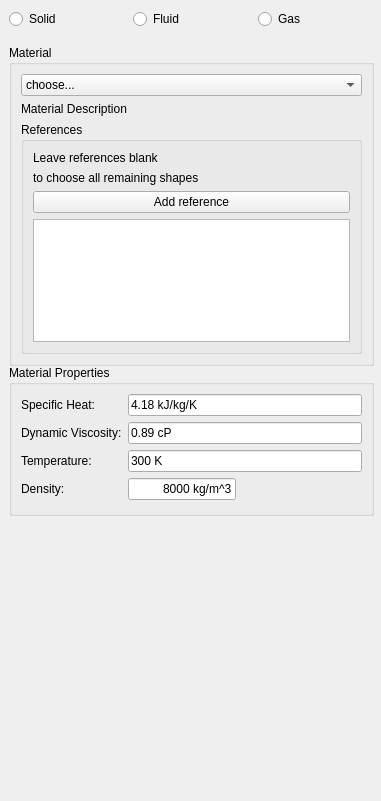
makkemal/FreeCAD, file src/Mod/Fem/TaskPanelFemMaterial.ui: the form before one commit.
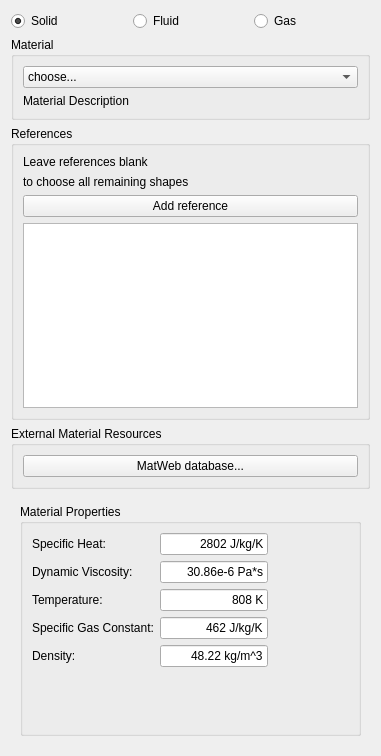
The form after the commit. The open tabs and pages were chosen to show the change. Custom widgets are drawn as their Qt base class.

Commit message: FEM: Changes and updates to materials UI and its python file. Still need to add features to save changes mad to properties in the gas and fluid input fields.

The edit to the form file:
```diff
--- a/src/Mod/Fem/TaskPanelFemMaterial.ui
+++ b/src/Mod/Fem/TaskPanelFemMaterial.ui
@@ -7,29 +7,23 @@
     <x>0</x>
     <y>0</y>
     <width>381</width>
-    <height>801</height>
+    <height>756</height>
    </rect>
   </property>
   <property name="windowTitle">
    <string>FEM material</string>
   </property>
-  <widget class="QWidget" name="">
-   <property name="geometry">
-    <rect>
-     <x>9</x>
-     <y>9</y>
-     <width>367</width>
-     <height>774</height>
-    </rect>
-   </property>
    <layout class="QVBoxLayout" name="verticalLayout">
     <item>
-     <layout class="QHBoxLayout" name="horizontalLayout">
+    <layout class="QHBoxLayout" name="horizontalLayout_4">
       <item>
        <widget class="QRadioButton" name="rb_solid">
         <property name="text">
          <string>Solid</string>
         </property>
+       <property name="checked">
+        <bool>true</bool>
+       </property>
        </widget>
       </item>
       <item>
@@ -49,20 +43,7 @@
      </layout>
     </item>
     <item>
-     <widget class="QStackedWidget" name="stackedWidget">
-      <property name="currentIndex">
-       <number>1</number>
-      </property>
-      <widget class="QWidget" name="page_3">
        <widget class="QGroupBox" name="GroupQuantities_2">
-        <property name="geometry">
-         <rect>
-          <x>0</x>
-          <y>10</y>
-          <width>365</width>
-          <height>321</height>
-         </rect>
-        </property>
         <property name="maximumSize">
          <size>
           <width>16777215</width>
@@ -92,6 +73,9 @@
            </property>
           </widget>
          </item>
+     </layout>
+    </widget>
+   </item>
          <item>
           <widget class="QGroupBox" name="groupBox_1">
            <property name="title">
@@ -128,17 +112,37 @@
            </layout>
           </widget>
          </item>
-        </layout>
-       </widget>
+   <item>
+    <widget class="QGroupBox" name="GroupQuantities_3">
+     <property name="maximumSize">
+      <size>
+       <width>16777215</width>
+       <height>1677215</height>
+      </size>
+     </property>
+     <property name="title">
+      <string>External Material Resources</string>
+     </property>
+     <layout class="QVBoxLayout" name="verticalLayout_6">
+      <item>
+       <widget class="QPushButton" name="pushButton_MatWeb">
+        <property name="text">
+         <string>MatWeb database...</string>
+        </property>
+       </widget>
+      </item>
+     </layout>
+    </widget>
+   </item>
+   <item>
+    <widget class="QStackedWidget" name="sw_material_type">
+     <property name="currentIndex">
+      <number>0</number>
+     </property>
+     <widget class="QWidget" name="page">
+      <layout class="QVBoxLayout" name="verticalLayout_3">
+       <item>
        <widget class="QGroupBox" name="GroupQuantities_4">
-        <property name="geometry">
-         <rect>
-          <x>0</x>
-          <y>330</y>
-          <width>365</width>
-          <height>131</height>
-         </rect>
-        </property>
         <property name="maximumSize">
          <size>
           <width>16777215</width>
@@ -239,7 +243,7 @@
            <item row="2" column="0">
             <widget class="QLabel" name="label_8">
              <property name="text">
-              <string>Density:</string>
+               <string>Density</string>
              </property>
             </widget>
            </item>
@@ -284,15 +288,9 @@
          </item>
         </layout>
        </widget>
+       </item>
+       <item>
        <widget class="QGroupBox" name="GroupQuantities_5">
-        <property name="geometry">
-         <rect>
-          <x>0</x>
-          <y>500</y>
-          <width>365</width>
-          <height>131</height>
-         </rect>
-        </property>
         <property name="maximumSize">
          <size>
           <width>16777215</width>
@@ -308,13 +306,6 @@
            <property name="fieldGrowthPolicy">
             <enum>QFormLayout::AllNonFixedFieldsGrow</enum>
            </property>
-           <item row="0" column="0">
-            <widget class="QLabel" name="label_12">
-             <property name="text">
-              <string>Thermal Conductivity:</string>
-             </property>
-            </widget>
-           </item>
            <item row="1" column="0">
             <widget class="QLabel" name="label_13">
              <property name="text">
@@ -440,142 +431,35 @@
              </property>
             </widget>
            </item>
-          </layout>
-         </item>
-        </layout>
-       </widget>
-       <widget class="QGroupBox" name="GroupQuantities_3">
-        <property name="geometry">
-         <rect>
-          <x>0</x>
-          <y>660</y>
-          <width>365</width>
-          <height>63</height>
-         </rect>
-        </property>
-        <property name="maximumSize">
-         <size>
-          <width>16777215</width>
-          <height>1677215</height>
-         </size>
-        </property>
-        <property name="title">
-         <string>External material resources</string>
-        </property>
-        <layout class="QVBoxLayout" name="verticalLayout_6">
-         <item>
-          <widget class="QPushButton" name="pushButton_MatWeb">
+            <item row="0" column="0">
+             <widget class="QLabel" name="label_12">
            <property name="text">
-            <string>MatWeb database...</string>
+               <string>Thermal Conductivity:</string>
            </property>
           </widget>
          </item>
         </layout>
-       </widget>
-      </widget>
-      <widget class="QWidget" name="page_5">
-       <widget class="QGroupBox" name="GroupQuantities_6">
-        <property name="geometry">
-         <rect>
-          <x>0</x>
-          <y>10</y>
-          <width>365</width>
-          <height>321</height>
-         </rect>
-        </property>
-        <property name="maximumSize">
-         <size>
-          <width>16777215</width>
-          <height>1677215</height>
-         </size>
-        </property>
-        <property name="title">
-         <string>Material</string>
-        </property>
-        <layout class="QVBoxLayout" name="verticalLayout_9">
-         <item>
-          <widget class="QComboBox" name="cb_materials_2">
-           <item>
-            <property name="text">
-             <string>choose...</string>
-            </property>
-           </item>
-          </widget>
-         </item>
-         <item>
-          <widget class="QLabel" name="l_mat_description_2">
-           <property name="text">
-            <string>Material Description</string>
-           </property>
-           <property name="wordWrap">
-            <bool>true</bool>
-           </property>
-          </widget>
-         </item>
-         <item>
-          <widget class="QGroupBox" name="groupBox_2">
-           <property name="title">
-            <string>References</string>
-           </property>
-           <layout class="QVBoxLayout" name="verticalLayout_3">
-            <item>
-             <widget class="QLabel" name="l_label_text_3">
-              <property name="text">
-               <string>Leave references blank </string>
-              </property>
-             </widget>
-            </item>
-            <item>
-             <widget class="QLabel" name="l_label_text_4">
-              <property name="text">
-               <string>to choose all remaining shapes</string>
-              </property>
-              <property name="wordWrap">
-               <bool>true</bool>
-              </property>
-             </widget>
-            </item>
-            <item>
-             <widget class="QPushButton" name="pushButton_Reference_2">
-              <property name="text">
-               <string>Add reference</string>
-              </property>
-             </widget>
-            </item>
-            <item>
-             <widget class="QListWidget" name="list_References_2"/>
-            </item>
+          </item>
            </layout>
           </widget>
          </item>
         </layout>
        </widget>
-       <widget class="QGroupBox" name="GroupQuantities_7">
-        <property name="geometry">
-         <rect>
-          <x>0</x>
-          <y>330</y>
-          <width>365</width>
-          <height>151</height>
-         </rect>
-        </property>
-        <property name="maximumSize">
-         <size>
-          <width>16777215</width>
-          <height>1677215</height>
-         </size>
-        </property>
+     <widget class="QWidget" name="page_2">
+      <layout class="QHBoxLayout" name="horizontalLayout_2">
+       <item>
+        <widget class="QGroupBox" name="groupBox">
         <property name="title">
          <string>Material Properties</string>
         </property>
-        <layout class="QVBoxLayout" name="verticalLayout_10">
+         <layout class="QHBoxLayout" name="horizontalLayout_3">
          <item>
           <layout class="QFormLayout" name="formLayout_2">
            <property name="fieldGrowthPolicy">
             <enum>QFormLayout::AllNonFixedFieldsGrow</enum>
            </property>
            <item row="0" column="0">
-            <widget class="QLabel" name="specificHeatLabel">
+             <widget class="QLabel" name="label">
              <property name="text">
               <string>Specific Heat:</string>
              </property>
@@ -583,16 +467,22 @@
            </item>
            <item row="0" column="1">
             <widget class="Gui::InputField" name="input_fd_specific_heat_fluid">
+              <property name="sizePolicy">
+               <sizepolicy hsizetype="Fixed" vsizetype="Fixed">
+                <horstretch>0</horstretch>
+                <verstretch>0</verstretch>
+               </sizepolicy>
+              </property>
              <property name="text">
               <string>4.18 kJ/kg/K</string>
              </property>
-             <property name="Unit" stdset="0">
-              <string>kJ/kg/K</string>
+              <property name="alignment">
+               <set>Qt::AlignRight|Qt::AlignTrailing|Qt::AlignVCenter</set>
              </property>
             </widget>
            </item>
            <item row="1" column="0">
-            <widget class="QLabel" name="dynamicViscosityLabel">
+             <widget class="QLabel" name="label_2">
              <property name="text">
               <string>Dynamic Viscosity:</string>
              </property>
@@ -600,57 +490,22 @@
            </item>
            <item row="1" column="1">
             <widget class="Gui::InputField" name="input_fd_viscosity_fluid">
-             <property name="text">
-              <string>0.89 cP</string>
-             </property>
-            </widget>
-           </item>
-           <item row="3" column="0">
-            <widget class="QLabel" name="DensityLabel">
-             <property name="text">
-              <string>Density:</string>
-             </property>
-            </widget>
-           </item>
-           <item row="3" column="1">
-            <widget class="Gui::InputField" name="input_fd_density_fluid">
              <property name="sizePolicy">
               <sizepolicy hsizetype="Fixed" vsizetype="Fixed">
                <horstretch>0</horstretch>
                <verstretch>0</verstretch>
               </sizepolicy>
              </property>
-             <property name="minimumSize">
-              <size>
-               <width>80</width>
-               <height>20</height>
-              </size>
-             </property>
              <property name="text">
-              <string>8000 kg/m^3</string>
+               <string>890e-6 Pa*s</string>
              </property>
              <property name="alignment">
               <set>Qt::AlignRight|Qt::AlignTrailing|Qt::AlignVCenter</set>
              </property>
-             <property name="singleStep" stdset="0">
-              <double>2.000000000000000</double>
-             </property>
-             <property name="maximum" stdset="0">
-              <double>2000000000.000000000000000</double>
-             </property>
-             <property name="unit" stdset="0">
-              <string notr="true">kg/m^3</string>
-             </property>
-             <property name="decimals" stdset="0">
-              <number>3</number>
-             </property>
-             <property name="value" stdset="0">
-              <double>0.000000000000000</double>
-             </property>
             </widget>
            </item>
            <item row="2" column="0">
-            <widget class="QLabel" name="temperatureLabel">
+             <widget class="QLabel" name="label_3">
              <property name="text">
               <string>Temperature:</string>
              </property>
@@ -658,119 +513,65 @@
            </item>
            <item row="2" column="1">
             <widget class="Gui::InputField" name="input_fd_temp_fluid">
+              <property name="sizePolicy">
+               <sizepolicy hsizetype="Fixed" vsizetype="Fixed">
+                <horstretch>0</horstretch>
+                <verstretch>0</verstretch>
+               </sizepolicy>
+              </property>
              <property name="text">
               <string>300 K</string>
              </property>
-            </widget>
-           </item>
-          </layout>
-         </item>
-        </layout>
-       </widget>
-      </widget>
-      <widget class="QWidget" name="page_4">
-       <widget class="QGroupBox" name="GroupQuantities_9">
-        <property name="geometry">
-         <rect>
-          <x>0</x>
-          <y>10</y>
-          <width>365</width>
-          <height>321</height>
-         </rect>
-        </property>
-        <property name="maximumSize">
-         <size>
-          <width>16777215</width>
-          <height>1677215</height>
-         </size>
-        </property>
-        <property name="title">
-         <string>Material</string>
-        </property>
-        <layout class="QVBoxLayout" name="verticalLayout_12">
-         <item>
-          <widget class="QComboBox" name="cb_materials_3">
-           <item>
-            <property name="text">
-             <string>choose...</string>
-            </property>
-           </item>
-          </widget>
-         </item>
-         <item>
-          <widget class="QLabel" name="l_mat_description_3">
+              <property name="alignment">
+               <set>Qt::AlignRight|Qt::AlignTrailing|Qt::AlignVCenter</set>
+              </property>
+             </widget>
+            </item>
+            <item row="3" column="0">
+             <widget class="QLabel" name="label_4">
            <property name="text">
-            <string>Material Description</string>
-           </property>
-           <property name="wordWrap">
-            <bool>true</bool>
-           </property>
-          </widget>
-         </item>
-         <item>
-          <widget class="QGroupBox" name="groupBox_3">
-           <property name="title">
-            <string>References</string>
-           </property>
-           <layout class="QVBoxLayout" name="verticalLayout_4">
-            <item>
-             <widget class="QLabel" name="l_label_text_5">
+               <string>Density:</string>
+              </property>
+             </widget>
+            </item>
+            <item row="3" column="1">
+             <widget class="Gui::InputField" name="input_fd_density_fluid">
+              <property name="sizePolicy">
+               <sizepolicy hsizetype="Fixed" vsizetype="Fixed">
+                <horstretch>0</horstretch>
+                <verstretch>0</verstretch>
+               </sizepolicy>
+              </property>
               <property name="text">
-               <string>Leave references blank </string>
+               <string>996 kg/m^3</string>
               </property>
-             </widget>
-            </item>
-            <item>
-             <widget class="QLabel" name="l_label_text_6">
-              <property name="text">
-               <string>to choose all remaining shapes</string>
+              <property name="alignment">
+               <set>Qt::AlignRight|Qt::AlignTrailing|Qt::AlignVCenter</set>
               </property>
-              <property name="wordWrap">
-               <bool>true</bool>
-              </property>
              </widget>
             </item>
-            <item>
-             <widget class="QPushButton" name="pushButton_Reference_3">
-              <property name="text">
-               <string>Add reference</string>
-              </property>
-             </widget>
-            </item>
-            <item>
-             <widget class="QListWidget" name="list_References_3"/>
-            </item>
+           </layout>
+          </item>
            </layout>
           </widget>
          </item>
         </layout>
        </widget>
-       <widget class="QGroupBox" name="GroupQuantities_8">
-        <property name="geometry">
-         <rect>
-          <x>0</x>
-          <y>330</y>
-          <width>365</width>
-          <height>181</height>
-         </rect>
-        </property>
-        <property name="maximumSize">
-         <size>
-          <width>16777215</width>
-          <height>1677215</height>
-         </size>
-        </property>
+     <widget class="QWidget" name="page_3">
+      <layout class="QHBoxLayout" name="horizontalLayout">
+       <item>
+        <widget class="QGroupBox" name="groupBox_2">
         <property name="title">
          <string>Material Properties</string>
         </property>
-        <layout class="QVBoxLayout" name="verticalLayout_11">
+         <layout class="QVBoxLayout" name="verticalLayout_9">
          <item>
           <layout class="QFormLayout" name="formLayout_4">
            <property name="fieldGrowthPolicy">
             <enum>QFormLayout::AllNonFixedFieldsGrow</enum>
            </property>
            <item row="0" column="0">
-            <widget class="QLabel" name="specificHeatLabel_2">
+             <widget class="QLabel" name="label_5">
              <property name="text">
               <string>Specific Heat:</string>
              </property>
@@ -778,13 +579,22 @@
            </item>
            <item row="0" column="1">
             <widget class="Gui::InputField" name="input_fd_specific_heat_gas">
+              <property name="sizePolicy">
+               <sizepolicy hsizetype="Fixed" vsizetype="Fixed">
+                <horstretch>0</horstretch>
+                <verstretch>0</verstretch>
+               </sizepolicy>
+              </property>
              <property name="text">
               <string>2802 J/kg/K</string>
              </property>
+              <property name="alignment">
+               <set>Qt::AlignRight|Qt::AlignTrailing|Qt::AlignVCenter</set>
+              </property>
             </widget>
            </item>
            <item row="1" column="0">
-            <widget class="QLabel" name="dynamicViscosityLabel_2">
+             <widget class="QLabel" name="label_9">
              <property name="text">
               <string>Dynamic Viscosity:</string>
              </property>
@@ -792,57 +602,22 @@
            </item>
            <item row="1" column="1">
             <widget class="Gui::InputField" name="input_fd_viscosity_gas">
-             <property name="text">
-              <string>0.0308626 cP</string>
-             </property>
-            </widget>
-           </item>
-           <item row="4" column="0">
-            <widget class="QLabel" name="DensityLabel_2">
-             <property name="text">
-              <string>Density:</string>
-             </property>
-            </widget>
-           </item>
-           <item row="4" column="1">
-            <widget class="Gui::InputField" name="input_fd_density_gas">
              <property name="sizePolicy">
               <sizepolicy hsizetype="Fixed" vsizetype="Fixed">
                <horstretch>0</horstretch>
                <verstretch>0</verstretch>
               </sizepolicy>
              </property>
-             <property name="minimumSize">
-              <size>
-               <width>80</width>
-               <height>20</height>
-              </size>
-             </property>
              <property name="text">
-              <string>8000 kg/m^3</string>
+               <string>30.86e-6 Pa*s</string>
              </property>
              <property name="alignment">
               <set>Qt::AlignRight|Qt::AlignTrailing|Qt::AlignVCenter</set>
              </property>
-             <property name="singleStep" stdset="0">
-              <double>2.000000000000000</double>
-             </property>
-             <property name="maximum" stdset="0">
-              <double>2000000000.000000000000000</double>
-             </property>
-             <property name="unit" stdset="0">
-              <string notr="true">kg/m^3</string>
-             </property>
-             <property name="decimals" stdset="0">
-              <number>3</number>
-             </property>
-             <property name="value" stdset="0">
-              <double>0.000000000000000</double>
-             </property>
             </widget>
            </item>
            <item row="2" column="0">
-            <widget class="QLabel" name="temperatureLabel_2">
+             <widget class="QLabel" name="label_10">
              <property name="text">
               <string>Temperature:</string>
              </property>
@@ -850,34 +625,76 @@
            </item>
            <item row="2" column="1">
             <widget class="Gui::InputField" name="input_fd_temp_gas">
+              <property name="sizePolicy">
+               <sizepolicy hsizetype="Fixed" vsizetype="Fixed">
+                <horstretch>0</horstretch>
+                <verstretch>0</verstretch>
+               </sizepolicy>
+              </property>
              <property name="text">
               <string>808 K</string>
              </property>
+              <property name="alignment">
+               <set>Qt::AlignRight|Qt::AlignTrailing|Qt::AlignVCenter</set>
+              </property>
             </widget>
            </item>
            <item row="3" column="0">
-            <widget class="QLabel" name="specificGasConstantLabel">
+             <widget class="QLabel" name="label_11">
              <property name="text">
               <string>Specific Gas Constant:</string>
              </property>
             </widget>
            </item>
            <item row="3" column="1">
-            <widget class="QLineEdit" name="input_fd_specific_gas_const">
+             <widget class="Gui::InputField" name="input_fd_specific_gas_const">
+              <property name="sizePolicy">
+               <sizepolicy hsizetype="Fixed" vsizetype="Fixed">
+                <horstretch>0</horstretch>
+                <verstretch>0</verstretch>
+               </sizepolicy>
+              </property>
              <property name="text">
               <string>462 J/kg/K</string>
              </property>
-            </widget>
-           </item>
+              <property name="alignment">
+               <set>Qt::AlignRight|Qt::AlignTrailing|Qt::AlignVCenter</set>
+              </property>
+             </widget>
+            </item>
+            <item row="4" column="0">
+             <widget class="QLabel" name="label_15">
+              <property name="text">
+               <string>Density:</string>
+              </property>
+             </widget>
+            </item>
+            <item row="4" column="1">
+             <widget class="Gui::InputField" name="input_fd_density_gas">
+              <property name="sizePolicy">
+               <sizepolicy hsizetype="Fixed" vsizetype="Fixed">
+                <horstretch>0</horstretch>
+                <verstretch>0</verstretch>
+               </sizepolicy>
+              </property>
+              <property name="text">
+               <string>48.22 kg/m^3</string>
+              </property>
+              <property name="alignment">
+               <set>Qt::AlignRight|Qt::AlignTrailing|Qt::AlignVCenter</set>
+              </property>
+             </widget>
+            </item>
           </layout>
          </item>
         </layout>
        </widget>
+       </item>
+      </layout>
       </widget>
      </widget>
     </item>
    </layout>
-  </widget>
  </widget>
  <customwidgets>
   <customwidget>
```
Lines whose indentation alone changed are shown as unchanged. The commit also changes 1 other file.
